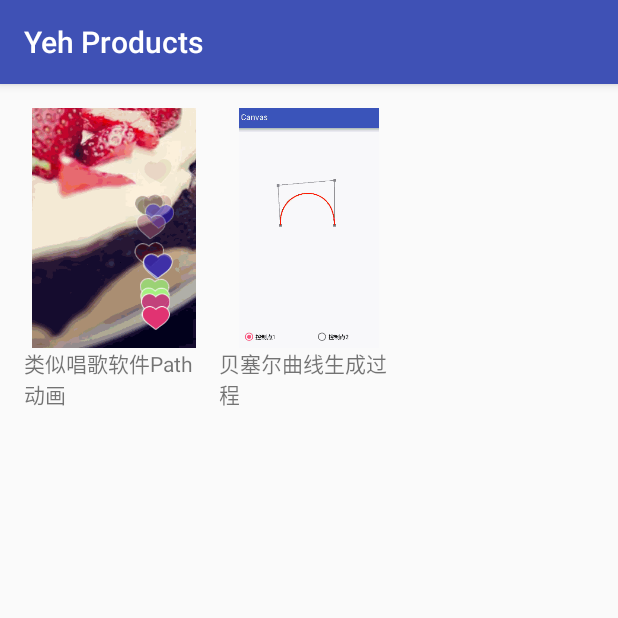
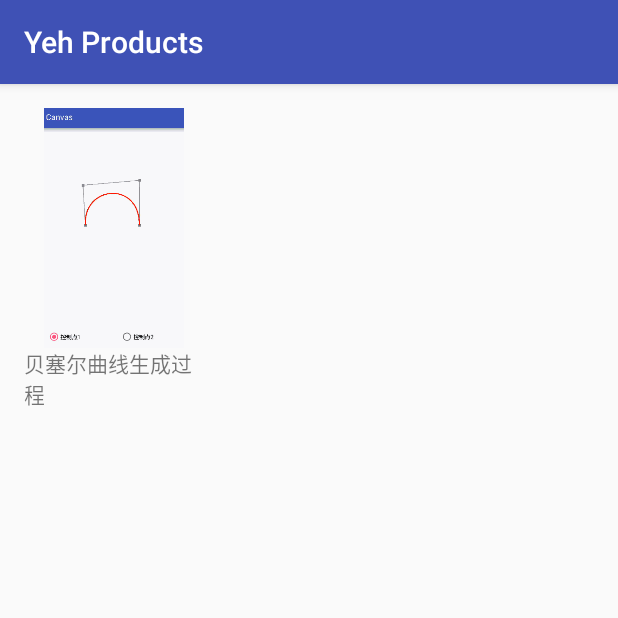
Before and after one commit to BingYeh/Practice, an Android app: the screen it shows after launch (MainActivity), on a phone screen of 412 x 824 dp, the top half of it. Run offline under Robolectric (Android 15) with nearby library versions, the phone set to English and light mode, and no system bars.

```diff
--- a/app/src/main/java/practise/yeh/com/practice/MainActivity.java
+++ b/app/src/main/java/practise/yeh/com/practice/MainActivity.java
@@ -50,8 +50,6 @@ public class MainActivity extends AppCompatActivity {
      * 初始化例子项
      */
     private void initListData(List<Map<String, Object>> list) {
-        //类似唱歌软件Path动画
-        list.add(getMapItem(R.drawable.test, "类似唱歌软件Path动画", 0));
         list.add(getMapItem(R.drawable.bezier, "贝塞尔曲线生成过程", 1));
     }
 
```
